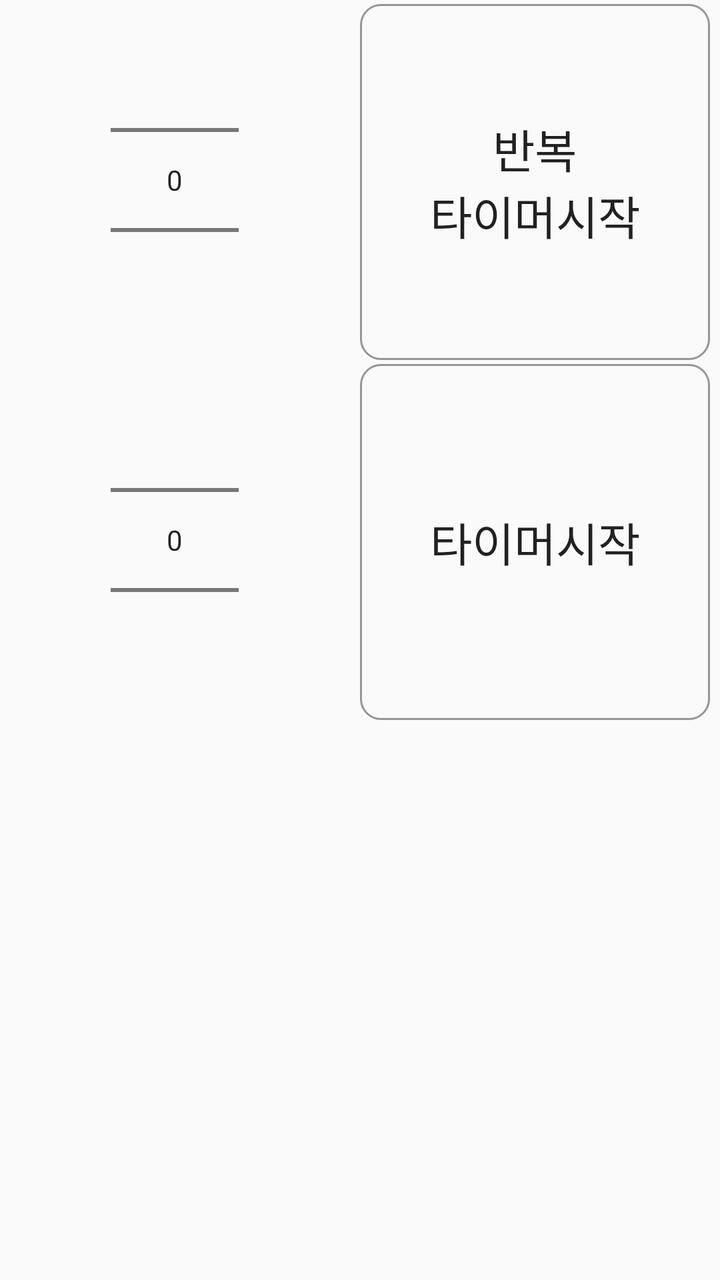
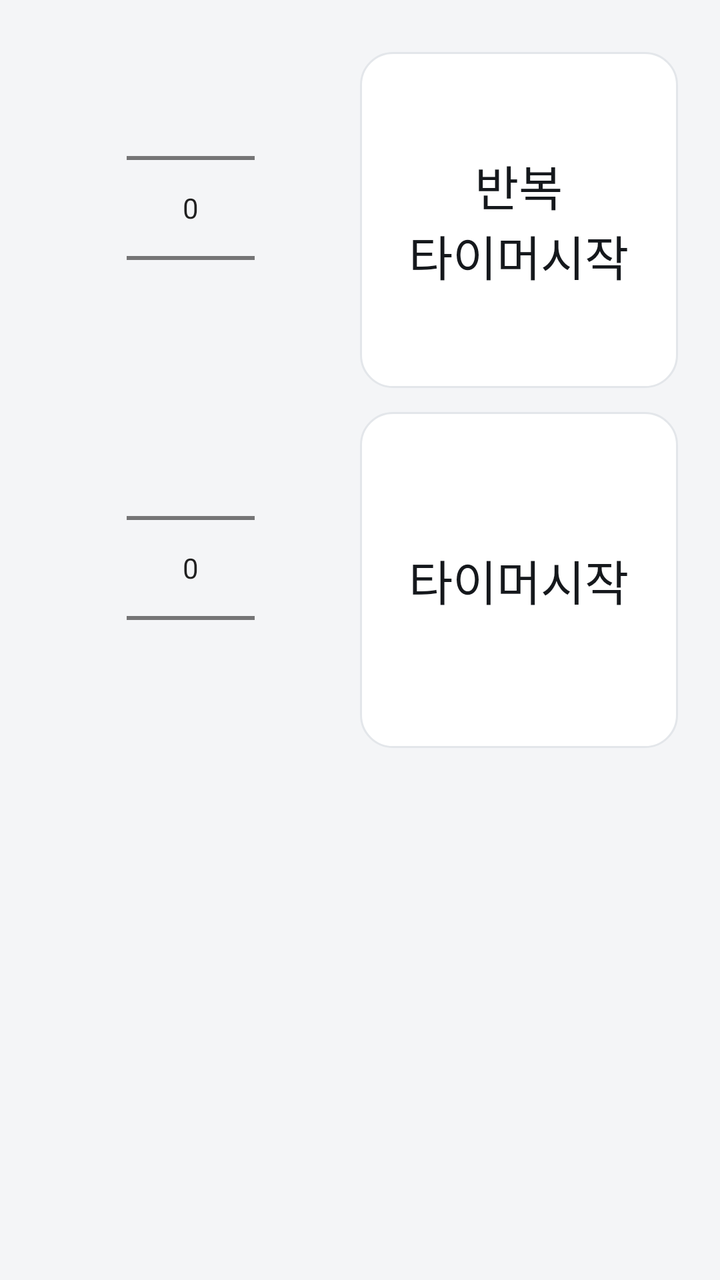

The first picture is an Android layout as it rendered before a commit; the second is the same layout after the commit. The layout source and the unified diff follow.
<!-- AndroidManifest.xml: application theme AppTheme -->
<!-- res/layout/activity_timer_sec2.xml -->
<?xml version="1.0" encoding="utf-8"?>
<LinearLayout xmlns:android="http://schemas.android.com/apk/res/android"
    android:layout_width="match_parent"
    android:layout_height="match_parent"
    android:orientation="vertical" >

    <TableLayout
        android:layout_width="fill_parent"
        android:layout_height="wrap_content"
        android:stretchColumns="1" >

        <TableRow
            android:layout_width="match_parent"
            android:layout_height="wrap_content" >

            <FrameLayout
                android:layout_width="0dp"
                android:layout_height="wrap_content"
                android:layout_weight="1" >

                <NumberPicker
                    android:id="@+id/numberPicker1"
                    android:layout_width="wrap_content"
                    android:layout_height="wrap_content"
                    android:layout_gravity="center"/>

                <TextView
                    android:id="@+id/textView1"
                    android:layout_width="wrap_content"
                    android:layout_height="wrap_content"
                    android:layout_gravity="center"
                    android:text=""
                    android:textSize="30dp" />
            </FrameLayout>

            <Button
                android:id="@+id/button_timeron1"
                android:layout_width="0dp"
                android:layout_height="match_parent"
                android:layout_marginLeft="5dp"
                android:layout_marginRight="5dp"
                android:layout_marginTop="2dp"
                android:layout_weight="1"
                android:background="@drawable/button_test"
                android:text="반복\n타이머시작"
                android:textSize="23dp" >
            </Button>
        </TableRow>

        <TableRow
            android:layout_width="match_parent"
            android:layout_height="wrap_content" >

            <FrameLayout
                android:layout_width="0dp"
                android:layout_height="wrap_content"
                android:layout_weight="1" >

                <NumberPicker
                    android:id="@+id/numberPicker2"
                    android:layout_width="wrap_content"
                    android:layout_height="wrap_content"
                    android:layout_gravity="center" />

                <TextView
                    android:id="@+id/textView2"
                    android:layout_width="wrap_content"
                    android:layout_height="wrap_content"
                    android:layout_gravity="center"
                    android:text=""
                    android:textSize="30dp" />
            </FrameLayout>

            <Button
                android:id="@+id/button_timeron2"
                android:layout_width="0dp"
                android:layout_height="match_parent"
                android:layout_marginLeft="5dp"
                android:layout_marginRight="5dp"
                android:layout_marginTop="2dp"
                android:layout_weight="1"
                android:background="@drawable/button_test"
                android:text="타이머시작"
                android:textSize="23dp" />
        </TableRow>
    </TableLayout>

</LinearLayout>
<!-- resources referenced by this layout -->
<resources>
  <!-- drawable button_test (drawable) -->
  <?xml version="1.0" encoding="utf-8"?>
  <selector xmlns:android="http://schemas.android.com/apk/res/android">
    <item android:state_pressed="true" >
      <shape>
        <solid
            android:color="#E2E2E2" />
        <stroke
            android:width="1dp"
            android:color="#969696" />
        <padding
            android:left="10dp"
            android:top="10dp"
            android:right="10dp"
            android:bottom="10dp" />
        <corners android:radius="10dp" />  
      </shape>
    </item>
    <item>
      <shape>
        <solid
            android:startColor="#000000" />
        <stroke
            android:width="1dp"
            android:color="#969696" />
        <padding
            android:left="10dp"
            android:top="10dp"
            android:right="10dp"
            android:bottom="10dp" />
        <corners android:radius="10dp" />  
      </shape>
    </item>
  </selector>
  <style name="AppTheme" parent="AppBaseTheme">
          
      </style>
  <style name="AppBaseTheme" parent="Theme.AppCompat.Light">
          
      </style>
</resources>

<!-- the commit's change to res/layout/activity_timer_sec2.xml (unified diff, before → after) -->
@@ -1,5 +1,8 @@
 <?xml version="1.0" encoding="utf-8"?>
 <LinearLayout xmlns:android="http://schemas.android.com/apk/res/android"
+    android:paddingLeft="16dp"
+    android:paddingRight="16dp"
+    android:paddingTop="14dp"
     android:layout_width="match_parent"
     android:layout_height="match_parent"
     android:orientation="vertical" >
@@ -30,7 +33,7 @@
                     android:layout_height="wrap_content"
                     android:layout_gravity="center"
                     android:text=""
-                    android:textSize="30dp" />
+                    android:textSize="26sp" />
             </FrameLayout>
 
             <Button
@@ -39,11 +42,11 @@
                 android:layout_height="match_parent"
                 android:layout_marginLeft="5dp"
                 android:layout_marginRight="5dp"
-                android:layout_marginTop="2dp"
+                android:layout_marginTop="12dp"
                 android:layout_weight="1"
                 android:background="@drawable/button_test"
                 android:text="반복\n타이머시작"
-                android:textSize="23dp" >
+                android:textSize="24sp" >
             </Button>
         </TableRow>
 
@@ -68,7 +71,7 @@
                     android:layout_height="wrap_content"
                     android:layout_gravity="center"
                     android:text=""
-                    android:textSize="30dp" />
+                    android:textSize="26sp" />
             </FrameLayout>
 
             <Button
@@ -77,11 +80,11 @@
                 android:layout_height="match_parent"
                 android:layout_marginLeft="5dp"
                 android:layout_marginRight="5dp"
-                android:layout_marginTop="2dp"
+                android:layout_marginTop="12dp"
                 android:layout_weight="1"
                 android:background="@drawable/button_test"
                 android:text="타이머시작"
-                android:textSize="23dp" />
+                android:textSize="24sp" />
         </TableRow>
     </TableLayout>
 
<!-- resource entries referenced after the edit -->
@@ -3,42 +3,62 @@
   <!-- drawable button_test (drawable) -->
   <?xml version="1.0" encoding="utf-8"?>
   <selector xmlns:android="http://schemas.android.com/apk/res/android">
-    <item android:state_pressed="true" >
-      <shape>
-        <solid
-            android:color="#E2E2E2" />
-        <stroke
-            android:width="1dp"
-            android:color="#969696" />
-        <padding
-            android:left="10dp"
-            android:top="10dp"
-            android:right="10dp"
-            android:bottom="10dp" />
-        <corners android:radius="10dp" />  
-      </shape>
-    </item>
-    <item>
-      <shape>
-        <solid
-            android:startColor="#000000" />
-        <stroke
-            android:width="1dp"
-            android:color="#969696" />
-        <padding
-            android:left="10dp"
-            android:top="10dp"
-            android:right="10dp"
-            android:bottom="10dp" />
-        <corners android:radius="10dp" />  
-      </shape>
-    </item>
+      <item android:state_pressed="true">
+          <shape android:shape="rectangle">
+              <solid android:color="@color/accent_soft" />
+              <stroke
+                  android:width="1dp"
+                  android:color="@color/accent" />
+              <padding
+                  android:left="12dp"
+                  android:top="12dp"
+                  android:right="12dp"
+                  android:bottom="12dp" />
+              <corners android:radius="16dp" />
+          </shape>
+      </item>
+      <item>
+          <shape android:shape="rectangle">
+              <solid android:color="@color/surface" />
+              <stroke
+                  android:width="1dp"
+                  android:color="@color/outline" />
+              <padding
+                  android:left="12dp"
+                  android:top="12dp"
+                  android:right="12dp"
+                  android:bottom="12dp" />
+              <corners android:radius="16dp" />
+          </shape>
+      </item>
   </selector>
   <style name="AppTheme" parent="AppBaseTheme">
+          <item name="colorPrimary">@color/bar</item>
+          <item name="colorPrimaryDark">@color/bar_dark</item>
+          <item name="colorAccent">@color/accent</item>
+          <item name="android:windowBackground">@color/bg</item>
+          <item name="android:buttonStyle">@style/AppButton</item>
+      </style>
+  <color name="accent_soft">#E7F1EC</color>
+  <color name="accent">#1F6E43</color>
+  <color name="surface">#FFFFFF</color>
+  <color name="outline">#E3E6EA</color>
+  <style name="AppBaseTheme" parent="Theme.MaterialComponents.Light.Bridge">
           
       </style>
-  <style name="AppBaseTheme" parent="Theme.AppCompat.Light">
-          
+  <color name="bar">#14171A</color>
+  <color name="bar_dark">#0B0D0F</color>
+  <color name="bg">#F4F5F7</color>
+  <style name="AppButton" parent="Widget.AppCompat.Button">
+          <item name="android:background">@drawable/button_test</item>
+          <item name="android:textColor">@color/text_primary</item>
+          <item name="android:textSize">24sp</item>
+          <item name="android:fontFamily">sans-serif-medium</item>
+          <item name="android:textAllCaps">false</item>
+          <item name="android:minHeight">78dp</item>
+          <item name="android:stateListAnimator">@null</item>
+          <item name="android:elevation">0dp</item>
       </style>
+  <color name="text_primary">#15181C</color>
 </resources>
 
